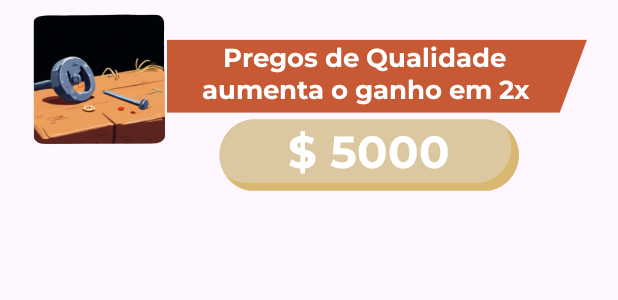
After one commit to Danioclana/clicker_game_era_do_aco, an Android app: the layout upgrade_item.xml on its own in the app's theme, with its tools: preview values and no code run, on a phone screen of 412 x 824 dp. The commit adds this screen. Shown: the top 300 px of the screen. Run offline under Robolectric (Android 15) with nearby library versions, the phone set to English and light mode, and no system bars.

Commit message:
feat: Criação da lista de upgrades basica

```diff
--- /dev/null
+++ b/app/src/main/res/layout/upgrade_item.xml
@@ -0,0 +1,63 @@
+<?xml version="1.0" encoding="utf-8"?>
+<androidx.constraintlayout.widget.ConstraintLayout xmlns:android="http://schemas.android.com/apk/res/android"
+    xmlns:app="http://schemas.android.com/apk/res-auto"
+    xmlns:tools="http://schemas.android.com/tools"
+    android:layout_width="match_parent"
+    android:layout_height="wrap_content"
+    android:padding="8dp">
+
+    <ImageView
+        android:id="@+id/img_pregos_upgrade"
+        android:layout_width="90dp"
+        android:layout_height="90dp"
+        app:layout_constraintStart_toStartOf="parent"
+        app:layout_constraintEnd_toStartOf="@+id/img_banner_upgrade"
+        app:layout_constraintTop_toTopOf="parent"
+
+        android:background="@drawable/tool_prego"
+        app:layout_constraintHorizontal_chainStyle="packed"
+        />
+
+    <TextView
+        android:id="@+id/img_banner_upgrade"
+        android:layout_width="280dp"
+        android:layout_height="50dp"
+        android:text="        Pregos de Qualidade\n     aumenta o ganho em 2x"
+        android:fontFamily="@font/montserrat_fina"
+        android:textSize="17sp"
+        android:textColor="#FFFFFF"
+        android:layout_marginBottom="3dp"
+        app:layout_constraintTop_toTopOf="parent"
+        app:layout_constraintStart_toEndOf="@id/img_pregos_upgrade"
+        app:layout_constraintEnd_toEndOf="parent"
+        app:layout_constraintBottom_toTopOf="@+id/btn_upgrade"
+        android:background="@drawable/banner_titulo_upgrade"
+        android:layout_marginTop="18dp"/>
+
+    <FrameLayout
+        android:id="@+id/btn_upgrade"
+        android:layout_width="200dp"
+        android:layout_height="48dp"
+        android:background="@drawable/botao_bege"
+        android:clickable="true"
+        android:focusable="true"
+        app:layout_constraintTop_toBottomOf="@+id/img_banner_upgrade"
+        app:layout_constraintStart_toStartOf="parent"
+        app:layout_constraintEnd_toEndOf="parent"
+        android:layout_marginTop="3dp"
+        android:layout_marginStart="80dp">
+
+        <TextView
+            android:id="@+id/btn_upgrade_txt"
+            android:layout_width="wrap_content"
+            android:layout_height="wrap_content"
+            android:layout_gravity="center"
+            android:text="$ 5000"
+            android:fontFamily="@font/montserrat_fina"
+            android:textSize="30sp"
+            android:textColor="#FFFFFF"
+            android:layout_marginBottom="3dp"/>
+    </FrameLayout>
+
+
+</androidx.constraintlayout.widget.ConstraintLayout>
```
Also changed, not shown: app/src/main/java/com/example/eradoaco/GameActivity.kt (+25 -9 lines), app/src/main/java/com/example/eradoaco/UpgradeActivity.kt (+35 -0 lines), app/src/main/java/com/example/eradoaco/adapter/UpgradeAdapter.kt (added, +44 -0 lines), app/src/main/java/com/example/eradoaco/models/UpgradeItem.kt (added, +7 -0 lines), app/src/main/res/layout/activity_upgrade.xml (+6 -48 lines).
